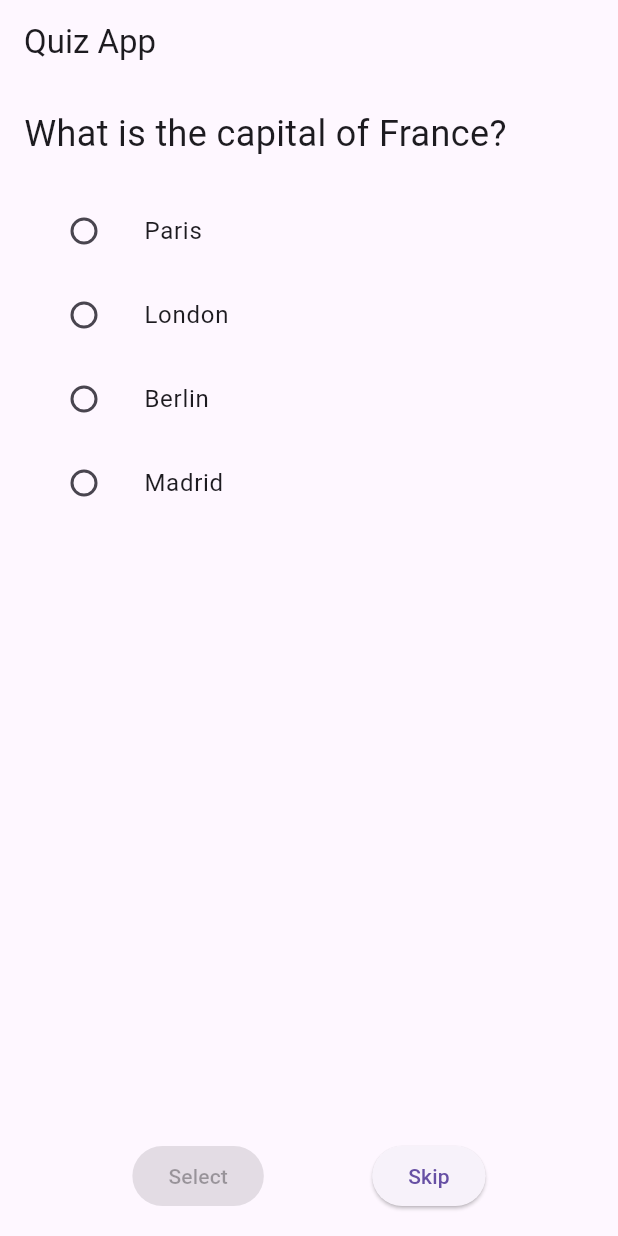
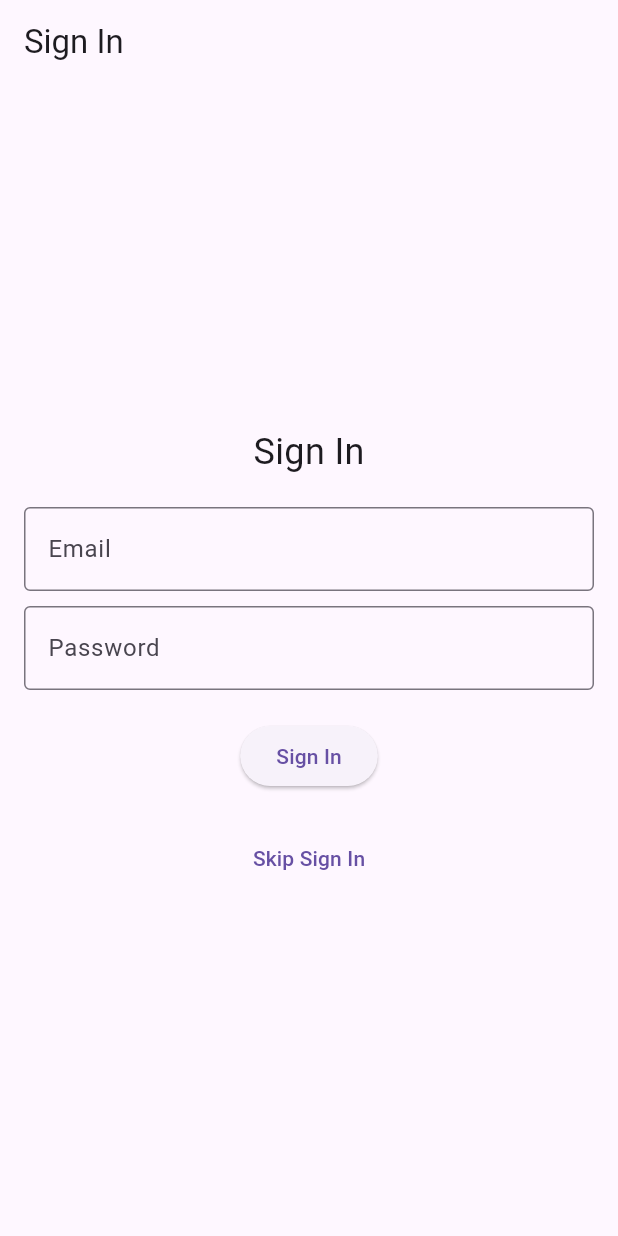
Before and after one commit to f71uday/QuestionsApp, a Flutter app: the screen it shows after launch, on a phone screen of 412 x 824 dp. Run offline on Flutter 3.47's test engine with Material 3 defaults, Android fonts, the phone set to English and light mode, and no system bars.

Commit message:
Modify for login screen

```diff
--- a/lib/main.dart
+++ b/lib/main.dart
@@ -1,6 +1,5 @@
-// lib/main.dart
-
 import 'package:flutter/material.dart';
+import 'package:flutter_application_2/signin_page.dart';
 import 'question.dart'; // Import the Question model
 
 void main() {
@@ -11,7 +10,11 @@ class QuizApp extends StatelessWidget {
   @override
   Widget build(BuildContext context) {
     return MaterialApp(
-      home: QuizPage(),
+      initialRoute: '/signin',
+      routes: {
+        '/signin': (context) => SignInPage(),
+        '/quiz': (context) => QuizPage()
+      },
     );
   }
 }
@@ -73,7 +76,10 @@ class _QuizPageState extends State<QuizPage> {
     Question currentQuestion = questions[currentQuestionIndex];
 
     return Scaffold(
-      appBar: AppBar(title: Text('Quiz App')),
+      appBar: AppBar(
+        title: Text('Quiz App'),
+        // Use theme color
+      ),
       body: Padding(
         padding: const EdgeInsets.all(16.0),
         child: Column(
@@ -100,15 +106,23 @@ class _QuizPageState extends State<QuizPage> {
             }).toList(),
             Spacer(),
             Row(
-              mainAxisAlignment: MainAxisAlignment.spaceEvenly,
+              mainAxisAlignment: MainAxisAlignment.start,
               children: [
-                ElevatedButton(
-                  onPressed: selectedOptionIndex == null ? null : _nextQuestion,
-                  child: Text('Select'),
+                Expanded(
+                  child: ElevatedButton(
+                    onPressed:
+                        selectedOptionIndex == null ? null : _nextQuestion,
+                    child: Text('Select'),
+                  ),
                 ),
-                ElevatedButton(
-                  onPressed: _skipQuestion,
-                  child: Text('Skip'),
+                Padding(padding: EdgeInsets.all(10.0)),
+                Expanded(
+                  child: ElevatedButton(
+                    onPressed: _skipQuestion,
+                    child: Text(
+                      'Skip',
+                    ),
+                  ),
                 ),
               ],
             ),
--- /dev/null
+++ b/lib/signin_page.dart
@@ -0,0 +1,57 @@
+// lib/signin_page.dart
+
+import 'package:flutter/material.dart';
+
+class SignInPage extends StatelessWidget {
+  @override
+  Widget build(BuildContext context) {
+    return Scaffold(
+      appBar: AppBar(
+        title: Text('Sign In'),
+      ),
+      body: Padding(
+        padding: const EdgeInsets.all(16.0),
+        child: Center(
+          child: Column(
+            mainAxisAlignment: MainAxisAlignment.center,
+            children: <Widget>[
+              Text(
+                'Sign In',
+                style: TextStyle(fontSize: 24.0),
+              ),
+              SizedBox(height: 20.0),
+              TextField(
+                decoration: InputDecoration(
+                  labelText: 'Email',
+                  border: OutlineInputBorder(),
+                ),
+              ),
+              SizedBox(height: 10.0),
+              TextField(
+                obscureText: true,
+                decoration: InputDecoration(
+                  labelText: 'Password',
+                  border: OutlineInputBorder(),
+                ),
+              ),
+              SizedBox(height: 20.0),
+              ElevatedButton(
+                onPressed: () {
+                  // Handle sign-in logic
+                },
+                child: Text('Sign In'),
+              ),
+              SizedBox(height: 20.0),
+              TextButton(
+                onPressed: () {
+                  Navigator.pushReplacementNamed(context, '/quiz');
+                },
+                child: Text('Skip Sign In'),
+              ),
+            ],
+          ),
+        ),
+      ),
+    );
+  }
+}
```
Also changed, not shown: 2 other files.
